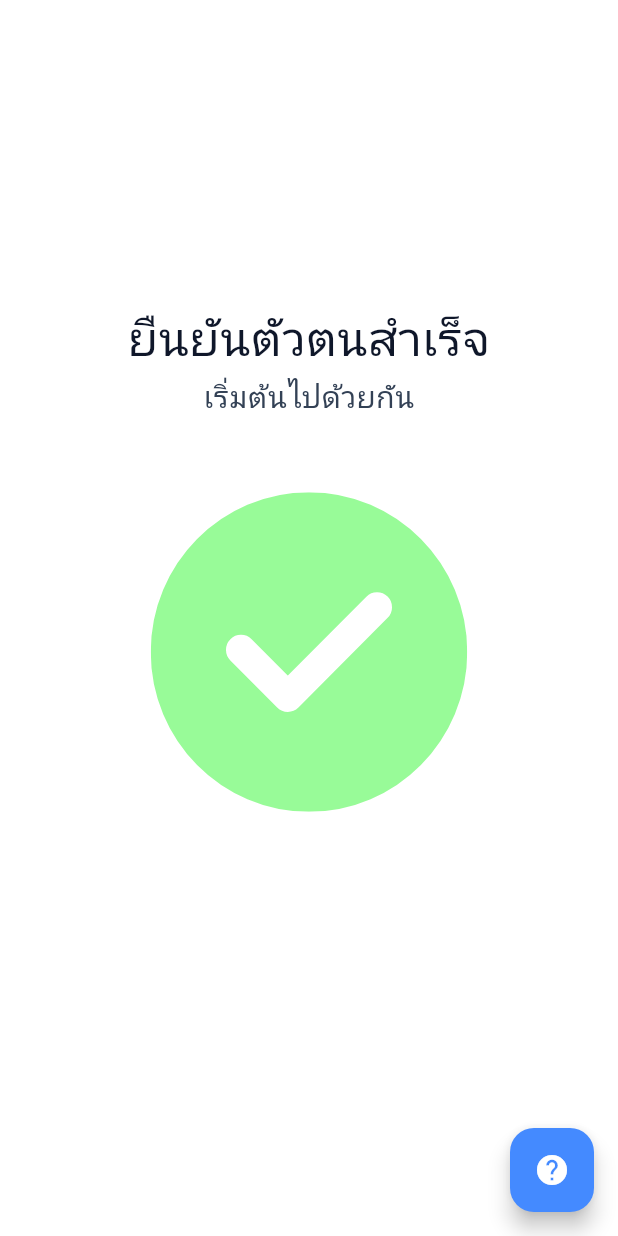
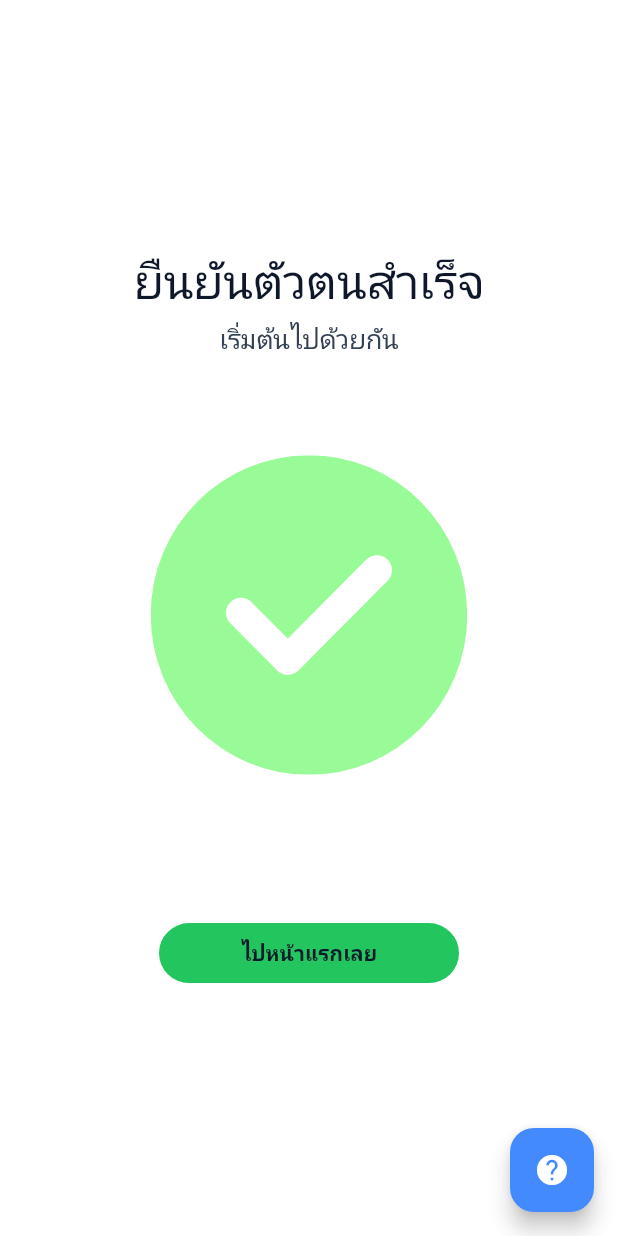
Before and after one commit to Fujipp/chat2date-mobile-app, a Flutter app: the KycResultSuccessScreen screen opened by its route, on a phone screen of 412 x 824 dp. Run offline on Flutter 3.47's test engine with Material 3 defaults, Android fonts, the phone set to English and light mode, and no system bars; our stand-ins replace camera, flutter_secure_storage, flutter_svg, go_router, google_sign_in, image_picker and 3 more; missing offline and left inert: google_mlkit_face_detection; accounts and stored records are empty; project files that could hold a hidden picture were left out.

Commit message:
update(mobile): Remove Frame Iphone

```diff
--- a/frontend-mobile/chat2date/lib/main.dart
+++ b/frontend-mobile/chat2date/lib/main.dart
@@ -20,7 +20,7 @@ class MyApp extends StatelessWidget {
       theme: buildLightTheme(),
       navigatorKey: navigatorKey,
       initialRoute:
-          '/test', //เวลาโค้ดเปลี่ยนเป็น path ตัวเองเอาไว้แสดงหน้าของตัวเองเด้อ
+          '/splash', //เวลาโค้ดเปลี่ยนเป็น path ตัวเองเอาไว้แสดงหน้าของตัวเองเด้อ
       routes: {
         //Test
         '/test': (context) => const ComponentTestScreen(),
--- a/frontend-mobile/chat2date/lib/screens/auth/kyc_result_success.dart
+++ b/frontend-mobile/chat2date/lib/screens/auth/kyc_result_success.dart
@@ -1,4 +1,3 @@
-// lib/screens/auth/kyc_result_success.dart
 import 'dart:async';
 import 'package:flutter/material.dart';
 import 'package:flutter_svg/flutter_svg.dart';
@@ -10,11 +9,13 @@ class KycResultSuccessScreen extends StatefulWidget {
 }
 
 class _KycResultSuccessScreenState extends State<KycResultSuccessScreen> {
+  Timer? _autoTimer;
+
   @override
   void initState() {
     super.initState();
-    // auto ไปหน้า /home หลัง 100 วินาที (ตามเดิม)
-    Future.delayed(const Duration(seconds: 100), () {
+    // auto ไปหน้า /home หลัง 100 วินาที (คงพฤติกรรมเดิม)
+    _autoTimer = Timer(const Duration(seconds: 100), () {
       if (!mounted) return;
       Navigator.pop(context); // ปิด success
       Navigator.pushNamed(context, '/home');
@@ -22,73 +23,63 @@ class _KycResultSuccessScreenState extends State<KycResultSuccessScreen> {
   }
 
   @override
+  void dispose() {
+    _autoTimer?.cancel();
+    super.dispose();
+  }
+
+  @override
   Widget build(BuildContext context) {
     return Scaffold(
-      body: Center(
-        child: Container(
-          width: 375,
-          height: 812,
-          padding: const EdgeInsets.symmetric(horizontal: 20, vertical: 200),
-          clipBehavior: Clip.antiAlias,
-          // ไม่มีเส้นกรอบ: ตัด BorderSide ออก เหลือเฉพาะสีพื้น + มุมโค้ง
-          decoration: ShapeDecoration(
-            color: Colors.white,
-            shape: RoundedRectangleBorder(
-              borderRadius: BorderRadius.circular(50),
+      backgroundColor: Colors.white,
+      body: SafeArea(
+        child: LayoutBuilder(
+          builder: (context, constraints) {
+            return Center(
+              child: ConstrainedBox(
+                constraints: const BoxConstraints(maxWidth: 420),
+                child: SingleChildScrollView(
+                  padding: const EdgeInsets.symmetric(
+                    horizontal: 20,
+                    vertical: 24,
                   ),
-          ),
-          // เหลือ 2 ส่วน: Text + Icon และเว้นแกน Y ให้ห่างด้วย Spacer
-          child: Column(
-            mainAxisAlignment: MainAxisAlignment.start,
-            crossAxisAlignment: CrossAxisAlignment.center,
-            children: [
-              // ===== Text =====
-              SizedBox(
-                width: 370,
                   child: Column(
                     mainAxisSize: MainAxisSize.min,
-                  children: const [
-                    // หัวข้อ: เอา height คงที่ออก + ใส่ line-height
-                    Padding(
-                      padding: EdgeInsets.only(bottom: 8),
-                      child: Text(
+                    children: [
+                      const Text(
                         'ยืนยันตัวตนสำเร็จ',
                         textAlign: TextAlign.center,
                         style: TextStyle(
-                          color: Color(0xFF0F172A), // text-primary
+                          color: Color(0xFF0F172A),
                           fontSize: 32,
                           fontFamily: 'Inter',
                           fontWeight: FontWeight.w400,
-                          height: 1.15, // กันโดนตัดหางตัวอักษร
+                          height: 1.15,
+                          letterSpacing: -0.2,
                         ),
                       ),
-                    ),
-
-                    // คำโปรย: เอา height คงที่ออก + ให้ห่อบรรทัดเอง
-                    Padding(
+                      const SizedBox(height: 8),
+                      const Padding(
                         padding: EdgeInsets.symmetric(horizontal: 4),
                         child: Text(
                           'เริ่มต้นไปด้วยกัน',
                           textAlign: TextAlign.center,
                           softWrap: true,
-                        overflow: TextOverflow.visible,
                           style: TextStyle(
-                          color: Color(0xFF334155), // text-secondary
-                          fontSize: 20,
+                            color: Color(0xFF334155),
+                            fontSize: 18, // ลดนิดให้พอดีกับจอเล็ก
                             fontFamily: 'Inter',
                             fontWeight: FontWeight.w400,
-                          height: 1.3, // อ่านสบาย ไม่โดนตัด
+                            height: 1.35,
+                            letterSpacing: -0.2,
                           ),
                         ),
                       ),
-                  ],
-                ),
-              ),
 
-              // เว้นเยอะ (ดัน Icon ลงไป)
-              const Spacer(flex: 4),
+                      // ระยะหายใจแบบยืดหยุ่น
+                      SizedBox(height: constraints.maxHeight * 0.08),
 
-              // ===== Icon (SVG) =====
+                      // ไอคอนสำเร็จ
                       SizedBox(
                         width: 211,
                         height: 213,
@@ -98,12 +89,36 @@ class _KycResultSuccessScreenState extends State<KycResultSuccessScreen> {
                         ),
                       ),
 
-              // เว้นเยอะอีก (ดันลงล่างให้โล่ง)
-              const Spacer(flex: 6),
+                      // เว้นช่วงก่อนจบ
+                      SizedBox(height: constraints.maxHeight * 0.12),
+
+                      // ปุ่มลัดไปหน้า Home ทันที (ถ้าผู้ใช้ไม่อยากรอ)
+                      SizedBox(
+                        width: 200,
+                        height: 40,
+                        child: FilledButton(
+                          onPressed: () {
+                            _autoTimer?.cancel();
+                            Navigator.pop(context);
+                            Navigator.pushNamed(context, '/home');
+                          },
+                          style: FilledButton.styleFrom(
+                            backgroundColor: const Color(0xFF22C55E),
+                          ),
+                          child: const Text(
+                            'ไปหน้าแรกเลย',
+                            style: TextStyle(fontWeight: FontWeight.w700),
+                          ),
+                        ),
+                      ),
                     ],
                   ),
                 ),
               ),
             );
+          },
+        ),
+      ),
+    );
   }
 }
--- a/frontend-mobile/chat2date/lib/screens/menu/profile_screen.dart
+++ b/frontend-mobile/chat2date/lib/screens/menu/profile_screen.dart
@@ -30,7 +30,7 @@ class _ProfileScreenState extends State<ProfileScreen> {
         children: [
           SafeArea(
             child: ChatToDateHeaderWhite(
-              leftIconPath: 'assets/icons/icon_chat2date_full.svg',
+              leftIconPath: 'assets/images/logo_chat2date_text.png',
               rightIconPath: 'assets/icons/icon_menu.svg',
               iconColor: const Color(0xFF5ce1e6),
               onBack: () {},
```
Also changed, not shown: frontend-mobile/chat2date/lib/screens/auth/face_verify_screen.dart (+44 -52 lines), frontend-mobile/chat2date/lib/screens/auth/id_ocr_screen.dart (+18 -19 lines), frontend-mobile/chat2date/lib/screens/auth/kyc_loading_screen.dart (+56 -53 lines), frontend-mobile/chat2date/lib/screens/auth/kyc_result_fail.dart (+54 -48 lines), frontend-mobile/chat2date/lib/screens/auth/otp_page.dart (+41 -12 lines), frontend-mobile/chat2date/lib/screens/auth/phone_page.dart (+29 -7 lines), frontend-mobile/chat2date/lib/screens/auth/policy_page.dart (+21 -26 lines), frontend-mobile/chat2date/lib/screens/home/home_login_page.dart (+35 -36 lines), frontend-mobile/chat2date/lib/screens/splash/splash_page.dart (+4 -10 lines), frontend-mobile/chat2date/assets/images/logo_chat2date_text.png (added), frontend-mobile/chat2date/pubspec.lock, 3 other files. Lines whose indentation alone changed are shown as unchanged.
